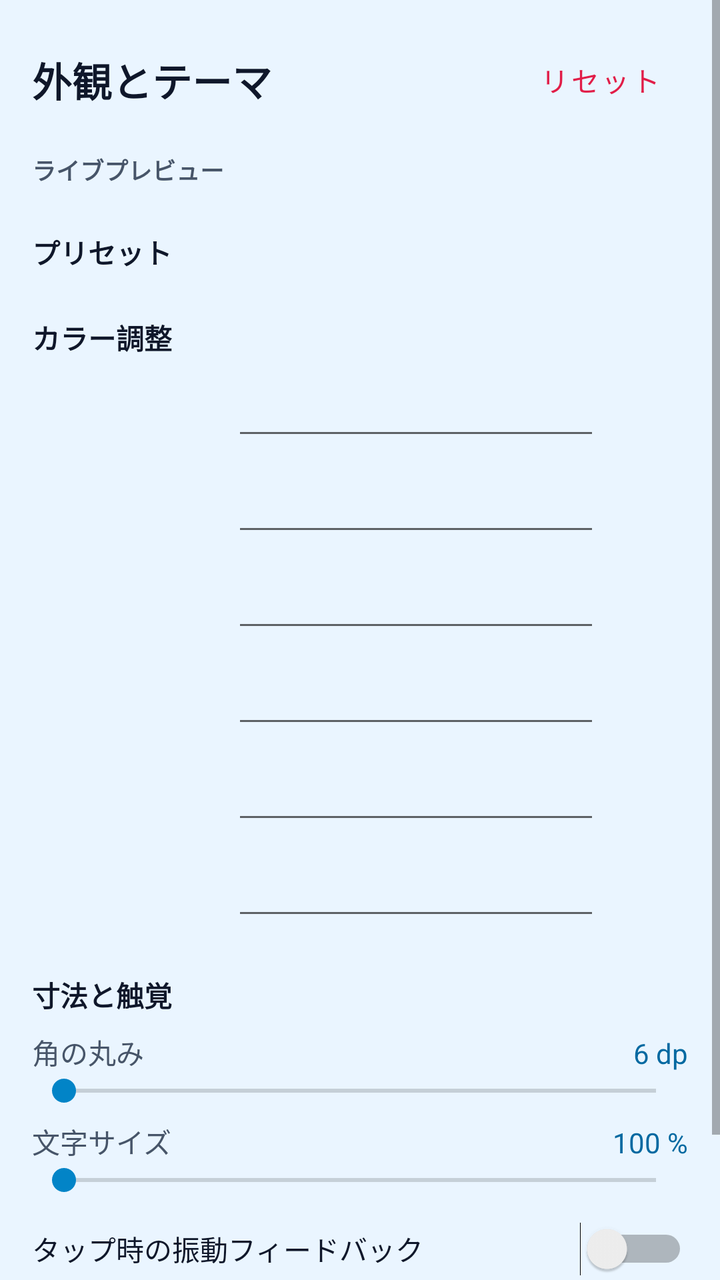
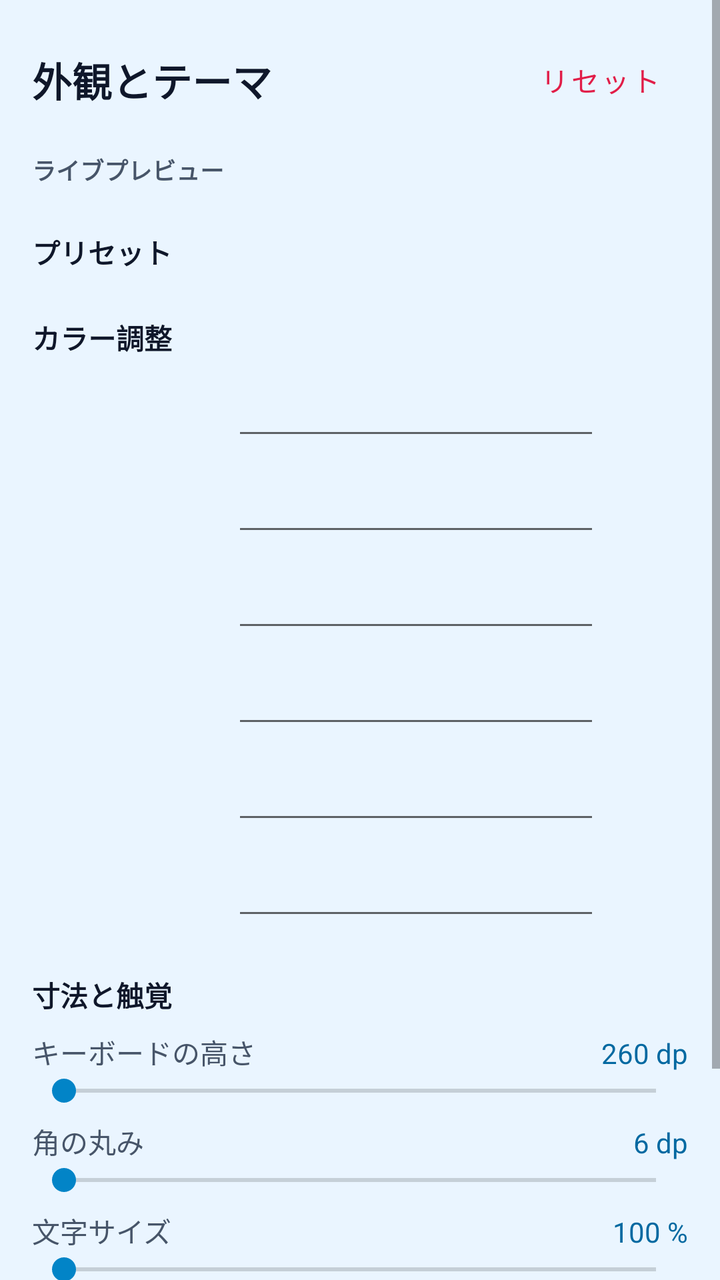

Before-and-after screenshots of an Android layout around one commit, followed by the original layout XML and the change that was made.
<!-- AndroidManifest.xml: application theme Theme.ClipKeyboard -->
<!-- res/layout/activity_theme_settings.xml -->
<?xml version="1.0" encoding="utf-8"?>
<ScrollView xmlns:android="http://schemas.android.com/apk/res/android"
    android:layout_width="match_parent"
    android:layout_height="match_parent"
    android:background="#EAF5FF"
    android:fillViewport="true">

    <LinearLayout
        android:layout_width="match_parent"
        android:layout_height="wrap_content"
        android:orientation="vertical"
        android:padding="16dp">

        <LinearLayout
            android:layout_width="match_parent"
            android:layout_height="wrap_content"
            android:gravity="center_vertical"
            android:orientation="horizontal"
            android:layout_marginBottom="12dp">

            <TextView
                android:layout_width="0dp"
                android:layout_height="wrap_content"
                android:layout_weight="1"
                android:text="外観とテーマ"
                android:textColor="#0F172A"
                android:textSize="20sp"
                android:textStyle="bold" />

            <com.google.android.material.button.MaterialButton
                android:id="@+id/btn_reset"
                style="@style/Widget.MaterialComponents.Button.TextButton"
                android:layout_width="wrap_content"
                android:layout_height="wrap_content"
                android:text="リセット"
                android:textColor="#E11D48" />
        </LinearLayout>

        <TextView
            android:layout_width="match_parent"
            android:layout_height="wrap_content"
            android:text="ライブプレビュー"
            android:textColor="#475569"
            android:textSize="12sp"
            android:textStyle="bold"
            android:layout_marginBottom="6dp" />

        <FrameLayout
            android:id="@+id/preview_container"
            android:layout_width="match_parent"
            android:layout_height="wrap_content"
            android:layout_marginBottom="16dp" />

        <TextView
            android:layout_width="match_parent"
            android:layout_height="wrap_content"
            android:text="プリセット"
            android:textColor="#0F172A"
            android:textStyle="bold"
            android:layout_marginBottom="6dp"/>

        <HorizontalScrollView
            android:layout_width="match_parent"
            android:layout_height="wrap_content"
            android:overScrollMode="never"
            android:scrollbars="none"
            android:layout_marginBottom="16dp">
            <LinearLayout
                android:id="@+id/preset_container"
                android:layout_width="wrap_content"
                android:layout_height="wrap_content"
                android:orientation="horizontal" />
        </HorizontalScrollView>

        <TextView
            android:layout_width="match_parent"
            android:layout_height="wrap_content"
            android:text="カラー調整"
            android:textColor="#0F172A"
            android:textStyle="bold"
            android:layout_marginBottom="4dp"/>

        <include layout="@layout/row_color_field" android:id="@+id/row_bg" />
        <include layout="@layout/row_color_field" android:id="@+id/row_row_bg" />
        <include layout="@layout/row_color_field" android:id="@+id/row_text" />
        <include layout="@layout/row_color_field" android:id="@+id/row_sub_text" />
        <include layout="@layout/row_color_field" android:id="@+id/row_accent" />
        <include layout="@layout/row_color_field" android:id="@+id/row_danger" />

        <TextView
            android:layout_width="match_parent"
            android:layout_height="wrap_content"
            android:layout_marginTop="16dp"
            android:text="寸法と触覚"
            android:textColor="#0F172A"
            android:textStyle="bold" />

        <LinearLayout
            android:layout_width="match_parent"
            android:layout_height="wrap_content"
            android:orientation="horizontal"
            android:layout_marginTop="8dp">
            <TextView
                android:layout_width="0dp"
                android:layout_height="wrap_content"
                android:layout_weight="1"
                android:text="角の丸み"
                android:textColor="#475569" />
            <TextView
                android:id="@+id/label_corner_value"
                android:layout_width="wrap_content"
                android:layout_height="wrap_content"
                android:textColor="#0369A1"
                android:text="6 dp" />
        </LinearLayout>
        <SeekBar android:id="@+id/seek_corner" android:layout_width="match_parent" android:layout_height="wrap_content" android:max="24"/>

        <LinearLayout
            android:layout_width="match_parent"
            android:layout_height="wrap_content"
            android:orientation="horizontal"
            android:layout_marginTop="6dp">
            <TextView
                android:layout_width="0dp"
                android:layout_height="wrap_content"
                android:layout_weight="1"
                android:text="文字サイズ"
                android:textColor="#475569" />
            <TextView
                android:id="@+id/label_font_value"
                android:layout_width="wrap_content"
                android:layout_height="wrap_content"
                android:textColor="#0369A1"
                android:text="100 %" />
        </LinearLayout>
        <SeekBar android:id="@+id/seek_font_scale" android:layout_width="match_parent" android:layout_height="wrap_content" android:max="70"/>

        <LinearLayout
            android:layout_width="match_parent"
            android:layout_height="wrap_content"
            android:orientation="horizontal"
            android:gravity="center_vertical"
            android:layout_marginTop="12dp">
            <TextView
                android:layout_width="0dp"
                android:layout_height="wrap_content"
                android:layout_weight="1"
                android:text="タップ時の振動フィードバック"
                android:textColor="#0F172A" />
            <Switch
                android:id="@+id/switch_haptic"
                android:layout_width="wrap_content"
                android:layout_height="wrap_content"/>
        </LinearLayout>

        <com.google.android.material.button.MaterialButton
            android:id="@+id/btn_save"
            android:layout_width="match_parent"
            android:layout_height="48dp"
            android:layout_marginTop="20dp"
            android:backgroundTint="#0369A1"
            android:text="テーマを保存"
            android:textColor="#FFFFFF" />
    </LinearLayout>
</ScrollView>
<!-- res/layout/row_color_field.xml (included above) -->
<?xml version="1.0" encoding="utf-8"?>
<LinearLayout xmlns:android="http://schemas.android.com/apk/res/android"
    android:layout_width="match_parent"
    android:layout_height="wrap_content"
    android:gravity="center_vertical"
    android:orientation="horizontal"
    android:paddingVertical="6dp">

    <TextView
        android:id="@+id/field_label"
        android:layout_width="100dp"
        android:layout_height="wrap_content"
        android:textColor="#475569"
        android:textSize="13sp" />

    <EditText
        android:id="@+id/field_hex"
        android:layout_width="0dp"
        android:layout_height="wrap_content"
        android:layout_weight="1"
        android:layout_marginEnd="10dp"
        android:fontFamily="monospace"
        android:inputType="textNoSuggestions"
        android:maxLines="1"
        android:textColor="#0F172A"
        android:textSize="14sp" />

    <View
        android:id="@+id/field_swatch"
        android:layout_width="34dp"
        android:layout_height="34dp" />
</LinearLayout>
<!-- resources referenced by this layout -->
<resources>
  <style name="Theme.ClipKeyboard" parent="Theme.MaterialComponents.DayNight.NoActionBar">
          <item name="colorPrimary">#0369A1</item>
          <item name="colorPrimaryVariant">#0284C7</item>
          <item name="colorOnPrimary">#FFFFFF</item>
          <item name="colorSecondary">#0284C7</item>
          <item name="colorOnSecondary">#FFFFFF</item>
          <item name="android:statusBarColor">#EAF5FF</item>
          <item name="android:windowLightStatusBar">true</item>
          <item name="android:colorBackground">#EAF5FF</item>
      </style>
</resources>

<!-- the commit's change to res/layout/activity_theme_settings.xml (unified diff, before → after) -->
@@ -95,11 +95,32 @@
             android:textColor="#0F172A"
             android:textStyle="bold" />
 
+        
         <LinearLayout
             android:layout_width="match_parent"
             android:layout_height="wrap_content"
             android:orientation="horizontal"
             android:layout_marginTop="8dp">
+            <TextView
+                android:layout_width="0dp"
+                android:layout_height="wrap_content"
+                android:layout_weight="1"
+                android:text="キーボードの高さ"
+                android:textColor="#475569" />
+            <TextView
+                android:id="@+id/label_height_value"
+                android:layout_width="wrap_content"
+                android:layout_height="wrap_content"
+                android:textColor="#0369A1"
+                android:text="260 dp" />
+        </LinearLayout>
+        <SeekBar android:id="@+id/seek_height" android:layout_width="match_parent" android:layout_height="wrap_content" android:max="120"/>
+
+        <LinearLayout
+            android:layout_width="match_parent"
+            android:layout_height="wrap_content"
+            android:orientation="horizontal"
+            android:layout_marginTop="6dp">
             <TextView
                 android:layout_width="0dp"
                 android:layout_height="wrap_content"
